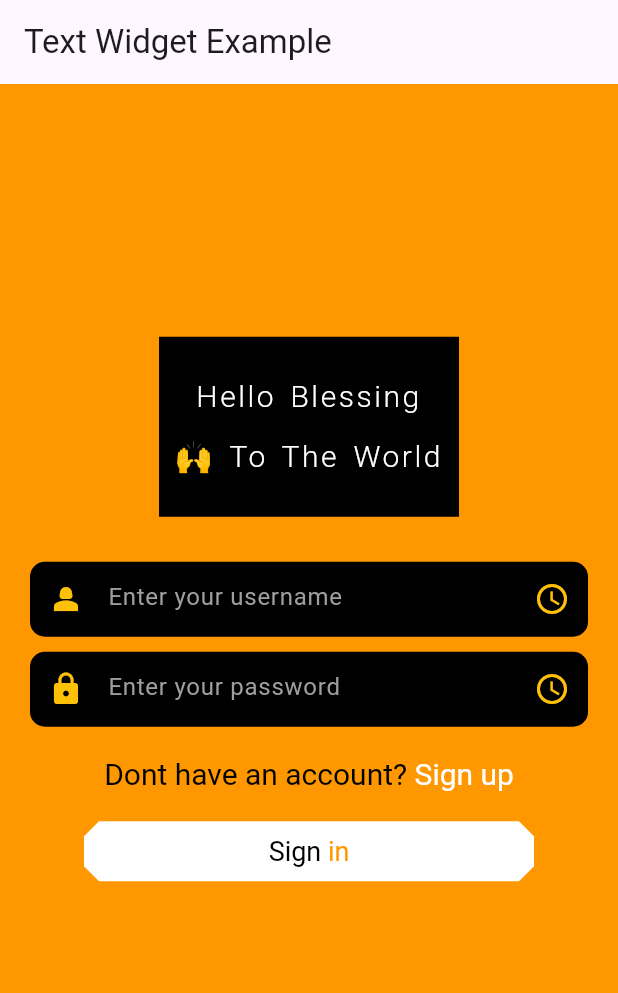
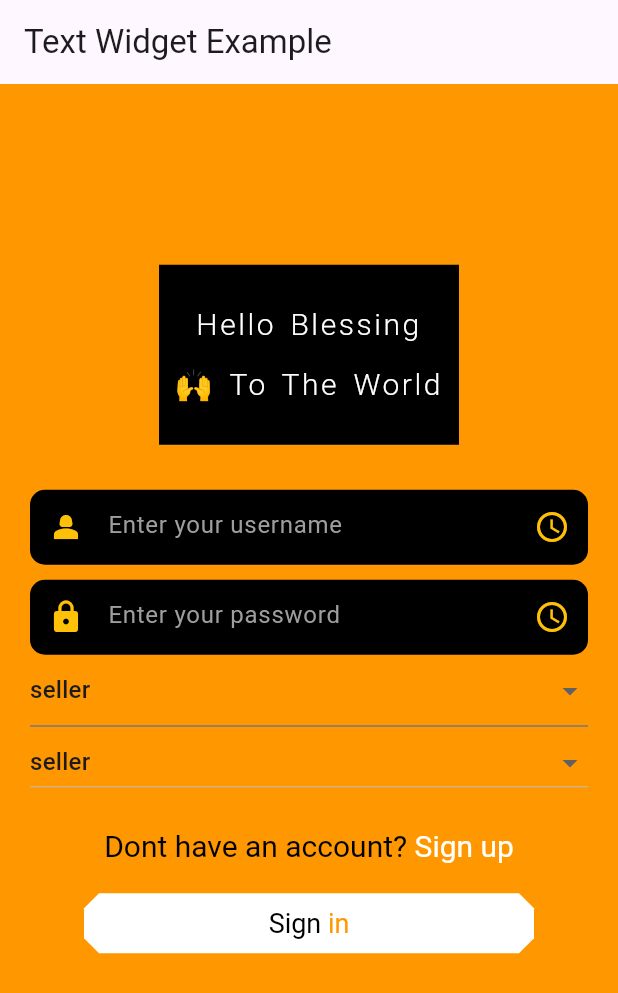
Before and after one commit to OlamiLakes/FlutterClassRepo, a Flutter app: the screen it shows after launch, on a phone screen of 412 x 824 dp. Shown: the top 993 px of the screen. Run offline on Flutter 3.47's test engine with Material 2 defaults, Android fonts, the phone set to English and light mode, and no system bars; our stand-ins replace gap.

Commit message:
added dropdown mneu

```diff
--- a/flutter_class/basic_widget/lib/main.dart
+++ b/flutter_class/basic_widget/lib/main.dart
@@ -1,6 +1,6 @@
 import 'package:flutter/material.dart';
 
-import 'text_class.dart';
+import 'text and textfield_class.dart';
 
 //generator
 void main() => runApp(const MyApp());
--- a/flutter_class/basic_widget/lib/text_class.dart
+++ b/flutter_class/basic_widget/lib/text and textfield_class.dart
@@ -6,9 +6,21 @@ import 'package:gap/gap.dart';
 
 import 'util/custom_text.dart';
 
-class TextWidget extends StatelessWidget {
+class TextWidget extends StatefulWidget {
   const TextWidget({super.key});
 
+  @override
+  State<TextWidget> createState() => _TextWidgetState();
+}
+
+class _TextWidgetState extends State<TextWidget> {
+  String isSelected = 'seller';
+  var items = [
+    'seller',
+    'admin',
+    'buyer',
+    'Yahoo boy',
+  ];
   @override
   Widget build(BuildContext context) {
     return Scaffold(
@@ -53,6 +65,44 @@ class TextWidget extends StatelessWidget {
                 iconData: Icons.lock,
                 obscure: false,
               ),
+
+              // dropdownmenu
+              DropdownButtonFormField(
+                value: isSelected,
+                alignment: AlignmentDirectional.bottomCenter,
+                isExpanded: true,
+                onChanged: (e) {
+                  setState(() {
+                    isSelected = e!;
+                  });
+                },
+                items: items
+                    .map(
+                      (e) => DropdownMenuItem(
+                        value: e,
+                        child: Text(e),
+                      ),
+                    )
+                    .toList(),
+              ),
+              DropdownButton(
+                value: isSelected,
+                alignment: AlignmentDirectional.bottomCenter,
+                isExpanded: true,
+                onChanged: (e) {
+                  setState(() {
+                    isSelected = e!;
+                  });
+                },
+                items: items
+                    .map(
+                      (e) => DropdownMenuItem(
+                        value: e,
+                        child: Text(e),
+                      ),
+                    )
+                    .toList(),
+              ),
               Gap(20),
               RichText(
                   text: TextSpan(
```
Also changed, not shown: flutter_class/basic_widget/lib/random_class.dart (added, +54 -0 lines).
